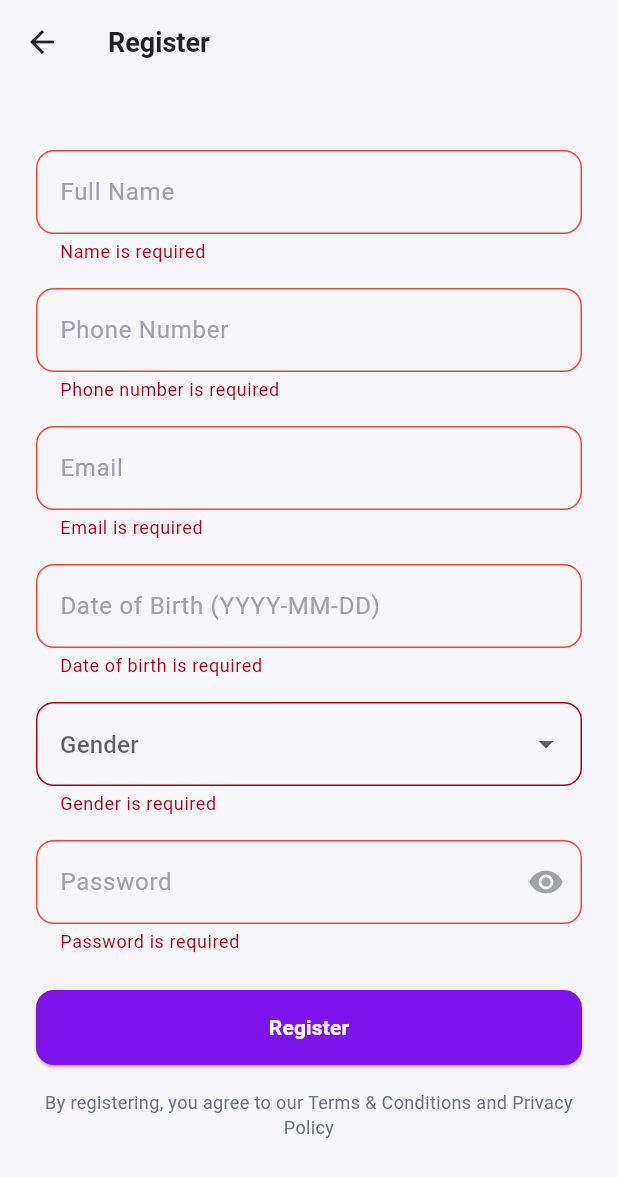
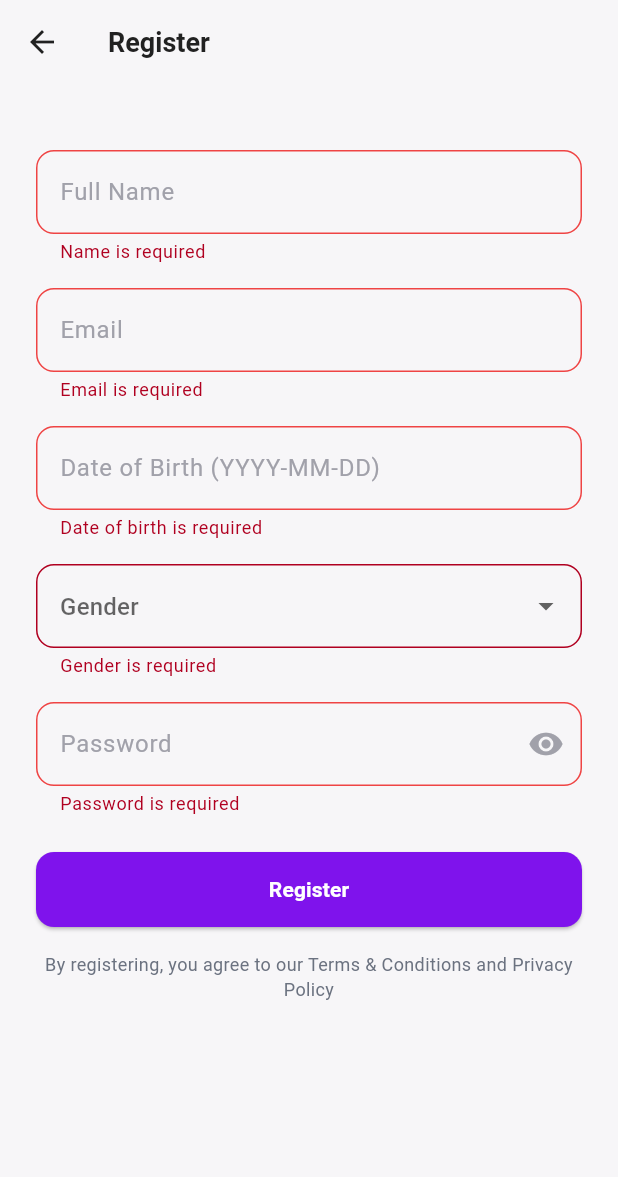
Before and after one commit to HarisTanone/x-app, a Flutter app: the RegisterScreen screen opened by its route, after a tap on "Register", on a phone screen of 412 x 824 dp. Shown: the top 1177 px of the screen. Run offline on Flutter 3.47's test engine with Material 3 defaults, Android fonts, the phone set to English and light mode, and no system bars; our stand-ins replace get, supabase_flutter; accounts and stored records are empty.

Commit message:
hotfix profile

```diff
--- a/lib/controller/auth_controller.dart
+++ b/lib/controller/auth_controller.dart
@@ -58,7 +58,7 @@ class AuthController extends GetxController {
     }
   }
 
-  Future<void> register(String email, String password, String fullName, String phone, String dateOfBirth, String gender) async {
+  Future<void> register(String email, String password, String fullName, String dateOfBirth, String gender) async {
     try {
       isLoading.value = true;
 
@@ -69,20 +69,15 @@ class AuthController extends GetxController {
 
       if (response.user != null) {
         // Create profile after successful auth signup
+        int genderValue = gender.toLowerCase() == 'male' ? 1 :
+                         gender.toLowerCase() == 'female' ? 2 : 3;
+
         await SupabaseService.client.from('profiles').insert({
           'id': response.user!.id,
           'full_name': fullName,
-          'phone': phone,
-          'email': email,
           'date_of_birth': dateOfBirth,
-          'gender': gender.toLowerCase(),
-          'bio': null,
-          'location': null,
-          'interests': [],
-          'photos': [],
+          'gender': genderValue,
           'is_verified': false,
-          'is_premium': false,
-          'last_active': DateTime.now().toIso8601String(),
           'created_at': DateTime.now().toIso8601String(),
           'updated_at': DateTime.now().toIso8601String(),
         });
@@ -109,9 +104,7 @@ class AuthController extends GetxController {
       if (e.toString().contains('duplicate key value violates unique constraint')) {
         if (e.toString().contains('email')) {
           errorMessage = 'Email already exists';
-        } else if (e.toString().contains('phone')) {
-          errorMessage = 'Phone number already exists';
-        }
+
       } else if (e.toString().contains('invalid input syntax')) {
         errorMessage = 'Invalid data format';
       } else if (e.toString().contains('violates check constraint')) {
--- a/lib/view/auth/register_screen.dart
+++ b/lib/view/auth/register_screen.dart
@@ -19,7 +19,7 @@ class RegisterScreen extends StatefulWidget {
 class _RegisterScreenState extends State<RegisterScreen> {
   final _formKey = GlobalKey<FormState>();
   final fullNameController = TextEditingController();
-  final phoneController = TextEditingController();
+
   final emailController = TextEditingController();
   final passwordController = TextEditingController();
   final dobController = TextEditingController();
@@ -29,7 +29,7 @@ class _RegisterScreenState extends State<RegisterScreen> {
   @override
   void dispose() {
     fullNameController.dispose();
-    phoneController.dispose();
+
     emailController.dispose();
     passwordController.dispose();
     dobController.dispose();
@@ -76,18 +76,7 @@ class _RegisterScreenState extends State<RegisterScreen> {
                     controller: fullNameController,
                     validator: Validators.name,
                   ),
-                  const SizedBox(height: 16),
-                  CustomTextField(
-                    hintText: 'Phone Number',
-                    keyboardType: TextInputType.phone,
-                    controller: phoneController,
-                    validator: (value) {
-                      if (value == null || value.isEmpty) {
-                        return 'Phone number is required';
-                      }
-                      return null;
-                    },
-                  ),
+
                   const SizedBox(height: 16),
                   CustomTextField(
                     hintText: 'Email',
@@ -179,7 +168,6 @@ class _RegisterScreenState extends State<RegisterScreen> {
                           emailController.text,
                           passwordController.text,
                           fullNameController.text,
-                          phoneController.text,
                           dobController.text,
                           selectedGender!,
                         );
```
